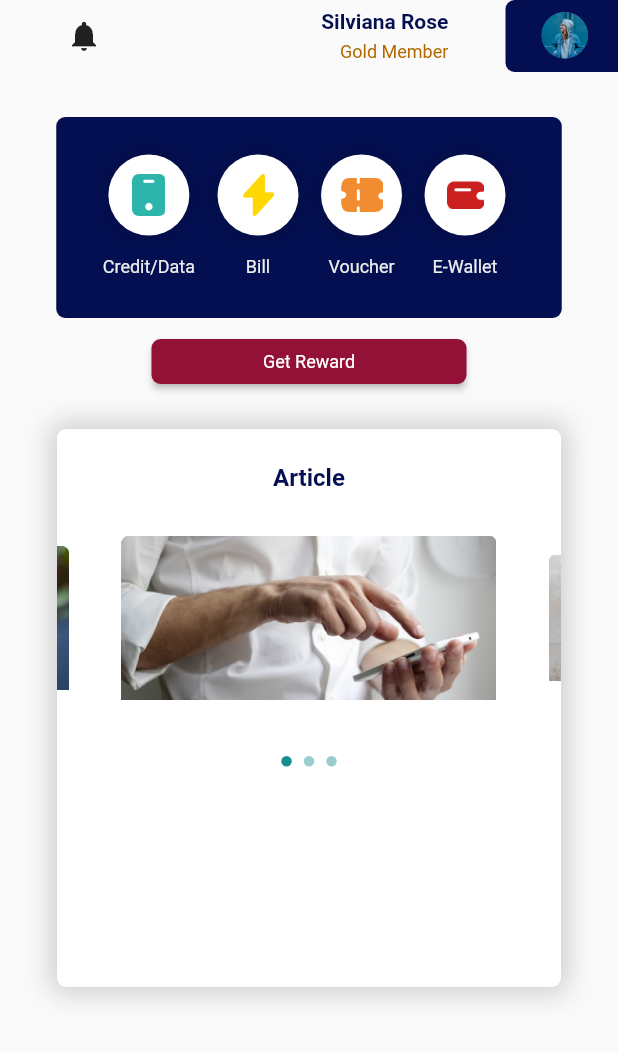
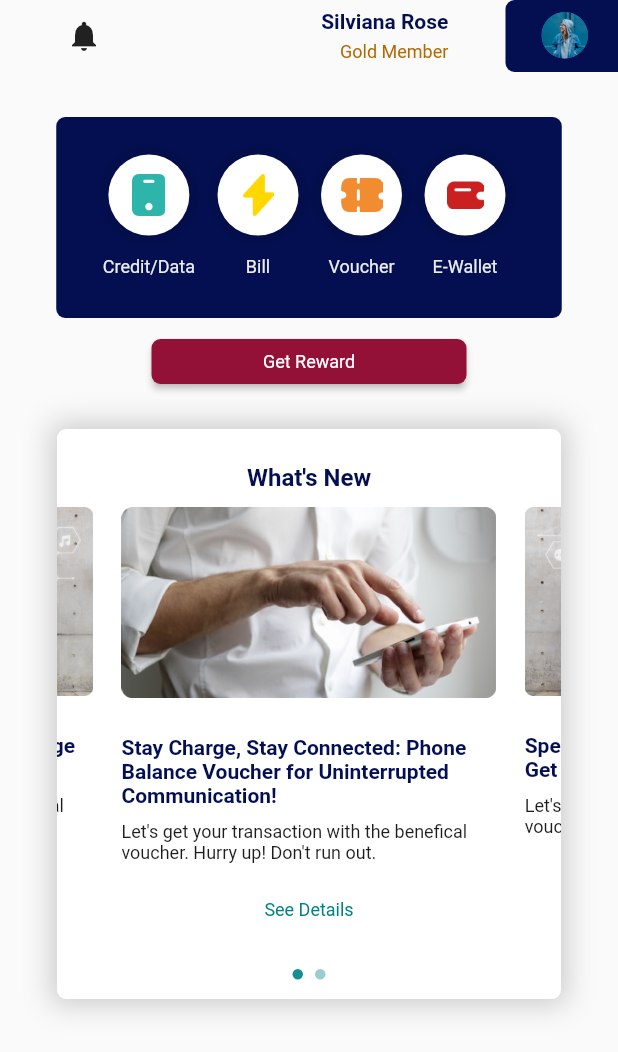
Before and after one commit to Kelompok-14-Loyalty-Point-Agent/Flutter, a Flutter app: the HomePage screen opened directly, on a phone screen of 412 x 824 dp. Shown: the top 1052 px of the screen. Run offline on Flutter 3.47's test engine with Material 2 defaults, Android fonts, the phone set to English and light mode, and no system bars; drawn by our look-alikes of carousel_slider; our stand-ins replace dots_indicator, flutter_otp_text_field.

Commit message:
ui homepage

```diff
--- a/lib/main.dart
+++ b/lib/main.dart
@@ -1,4 +1,3 @@
-import 'package:capstone_14/ui/home/home_page.dart';
 import 'package:capstone_14/ui/splash_screen/splash_screen.dart';
 import 'package:capstone_14/ui/splash_screen/splash_screen_1.dart';
 import 'package:capstone_14/ui/splash_screen/splash_screen_2.dart';
--- a/lib/ui/home/home_page.dart
+++ b/lib/ui/home/home_page.dart
@@ -15,18 +15,127 @@ List<Widget> images = [
   SizedBox(
     height: 180,
     width: 250,
-    child: Image.asset('assets/images/phone.png'),
+    child: Column(
+      children: [
+        Image.asset('assets/images/phone.png'),
+        const SizedBox(
+          height: 25,
+        ),
+        const Text(
+          "Stay Charge, Stay Connected: Phone Balance Voucher for Uninterrupted Communication!",
+          style: TextStyle(
+            color: Color(
+              0xff030F51,
+            ),
+            fontWeight: FontWeight.w700,
+            fontSize: 14,
+          ),
+        ),
+        const SizedBox(
+          height: 9,
+        ),
+        const Text(
+          "Let's get your transaction with the benefical voucher. Hurry up! Don't run out.",
+          style: TextStyle(
+            color: Color(
+              0xff1D1D1D,
+            ),
+            fontWeight: FontWeight.w400,
+            fontSize: 12,
+          ),
+        ),
+        const SizedBox(
+          height: 24,
+        ),
+        InkWell(
+          onTap: () {},
+          child: const Text(
+            "See Details",
+            style: TextStyle(
+              color: Color(
+                0xff008284,
+              ),
+              fontWeight: FontWeight.w400,
+              fontSize: 12,
+            ),
+          ),
+        ),
+      ],
+    ),
   ),
   SizedBox(
     height: 180,
     width: 250,
-    child: Image.asset('assets/images/internet-data.png'),
+    child: Column(
+      children: [
+        Image.asset('assets/images/internet-data.png'),
+        const SizedBox(
+          height: 25,
+        ),
+        const Text(
+          "Special Combo Internet Data Package Get Your Suprise Deal Now!",
+          style: TextStyle(
+            color: Color(
+              0xff030F51,
+            ),
+            fontWeight: FontWeight.w700,
+            fontSize: 14,
+          ),
+        ),
+        const SizedBox(
+          height: 9,
+        ),
+        const Text(
+          "Let's get your transaction with the benefical voucher. Hurry up! Don't run out.",
+          style: TextStyle(
+            color: Color(
+              0xff1D1D1D,
+            ),
+            fontWeight: FontWeight.w400,
+            fontSize: 12,
+          ),
+        ),
+        const SizedBox(
+          height: 30,
+        ),
+        InkWell(
+          onTap: () {},
+          child: const Text(
+            "See Details",
+            style: TextStyle(
+              color: Color(
+                0xff008284,
+              ),
+              fontWeight: FontWeight.w400,
+              fontSize: 12,
+            ),
+          ),
+        ),
+      ],
+    ),
   ),
-  SizedBox(
-    height: 180,
-    width: 250,
-    child: Image.asset('assets/images/pubg.png'),
-  ),
+  // SizedBox(
+  //   height: 180,
+  //   width: 250,
+  //   child: Column(
+  //     children: [
+  //       Image.asset('assets/images/pubg.png'),
+  //       const SizedBox(
+  //         height: 25,
+  //       ),
+  //       Text("Special Combo Internet Data Package Get Your Suprise Deal Now!"),
+  //       const SizedBox(
+  //         height: 9,
+  //       ),
+  //       Text(
+  //           "Let's get your transaction with the benefical voucher. Hurry up! Don't run out."),
+  //       const SizedBox(
+  //         height: 9,
+  //       ),
+  //       Text("See Details"),
+  //     ],
+  //   ),
+  // ),
 ];
 
 class _HomePageState extends State<HomePage> {
@@ -246,7 +355,7 @@ class _HomePageState extends State<HomePage> {
                   ),
                   Container(
                     width: 336,
-                    height: 372,
+                    height: 380,
                     decoration: BoxDecoration(
                       color: Colors.white,
                       borderRadius: BorderRadius.circular(6),
@@ -261,9 +370,9 @@ class _HomePageState extends State<HomePage> {
                     child: Column(
                       children: [
                         const Padding(
-                          padding: EdgeInsets.only(top: 23),
+                          padding: EdgeInsets.only(top: 23, bottom: 10),
                           child: Text(
-                            "Article",
+                            "What's New",
                             style: TextStyle(
                               color: Color(0xff030F51),
                               fontSize: 16,
@@ -271,13 +380,65 @@ class _HomePageState extends State<HomePage> {
                             ),
                           ),
                         ),
+                        // PageView(
+                        //   onPageChanged: (index) {},
+                        //   children: <Widget>[
+                        //     SizedBox(
+                        //       height: 300,
+                        //       width: double.infinity,
+                        //       child: Column(
+                        //         children: [
+                        //           Image.asset('assets/images/phone.png'),
+                        //           const SizedBox(
+                        //             height: 25,
+                        //           ),
+                        //           Text(
+                        //               "Special Combo Internet Data Package Get Your Suprise Deal Now!"),
+                        //           const SizedBox(
+                        //             height: 9,
+                        //           ),
+                        //           Text(
+                        //               "Let's get your transaction with the benefical voucher. Hurry up! Don't run out."),
+                        //           const SizedBox(
+                        //             height: 9,
+                        //           ),
+                        //           Text("See Details"),
+                        //         ],
+                        //       ),
+                        //     ),
+                        //     SizedBox(
+                        //       height: 300,
+                        //       width: double.infinity,
+                        //       child: Column(
+                        //         children: [
+                        //           Image.asset('assets/images/phone.png'),
+                        //           const SizedBox(
+                        //             height: 25,
+                        //           ),
+                        //           Text(
+                        //               "Special Combo Internet Data Package Get Your Suprise Deal Now!"),
+                        //           const SizedBox(
+                        //             height: 9,
+                        //           ),
+                        //           Text(
+                        //               "Let's get your transaction with the benefical voucher. Hurry up! Don't run out."),
+                        //           const SizedBox(
+                        //             height: 9,
+                        //           ),
+                        //           Text("See Details"),
+                        //         ],
+                        //       ),
+                        //     ),
+                        //   ],
+                        // ),
                         CarouselSlider(
                           items: images,
                           carouselController: _controller,
                           options: CarouselOptions(
-                              autoPlay: true,
-                              enlargeCenterPage: true,
-                              aspectRatio: 2.0,
+                              aspectRatio: double.infinity,
+                              height: 300,
+                              autoPlay: false,
+                              enlargeCenterPage: false,
                               onPageChanged: (index, reason) {
                                 setState(() {
                                   _current = index;
@@ -310,9 +471,6 @@ class _HomePageState extends State<HomePage> {
                             },
                           ).toList(),
                         ),
-                        const SizedBox(
-                          height: 27,
-                        ),
                       ],
                     ),
                   ),
```
Also changed, not shown: assets/images/internet-data.png, assets/images/phone.png.
